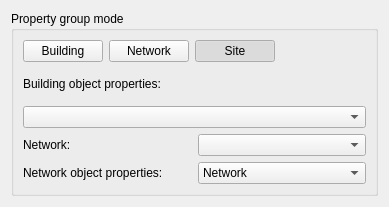
This is SIM-VICUS/src/SVPropModeSelectionWidget.ui in ghorwin/SIM-VICUS as Qt 5 draws it before an edit. The edited form follows.
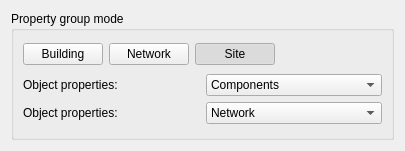
This is the edited form.

Commit message: network selection mode refactored.

Patch:
```diff
--- a/SIM-VICUS/src/SVPropModeSelectionWidget.ui
+++ b/SIM-VICUS/src/SVPropModeSelectionWidget.ui
@@ -6,8 +6,8 @@
    <rect>
     <x>0</x>
     <y>0</y>
-    <width>389</width>
-    <height>207</height>
+    <width>405</width>
+    <height>151</height>
    </rect>
   </property>
   <property name="windowTitle">
@@ -19,7 +19,26 @@
      <property name="title">
       <string>Property group mode</string>
      </property>
-     <layout class="QGridLayout" name="gridLayout_3">
+     <layout class="QGridLayout" name="gridLayout_2">
+      <item row="0" column="0">
+       <widget class="QPushButton" name="pushButtonBuilding">
+        <property name="text">
+         <string>Building</string>
+        </property>
+        <property name="checkable">
+         <bool>true</bool>
+        </property>
+        <property name="checked">
+         <bool>false</bool>
+        </property>
+        <property name="autoExclusive">
+         <bool>true</bool>
+        </property>
+        <property name="default">
+         <bool>false</bool>
+        </property>
+       </widget>
+      </item>
       <item row="0" column="1">
        <widget class="QPushButton" name="pushButtonNetwork">
         <property name="text">
@@ -33,6 +52,22 @@
         </property>
        </widget>
       </item>
+      <item row="0" column="2">
+       <widget class="QPushButton" name="pushButtonSite">
+        <property name="text">
+         <string>Site</string>
+        </property>
+        <property name="checkable">
+         <bool>true</bool>
+        </property>
+        <property name="checked">
+         <bool>true</bool>
+        </property>
+        <property name="autoExclusive">
+         <bool>true</bool>
+        </property>
+       </widget>
+      </item>
       <item row="0" column="3">
        <spacer name="horizontalSpacer">
         <property name="orientation">
@@ -46,38 +81,43 @@
         </property>
        </spacer>
       </item>
-      <item row="0" column="2">
-       <widget class="QPushButton" name="pushButtonSite">
-        <property name="text">
-         <string>Site</string>
-        </property>
-        <property name="checkable">
-         <bool>true</bool>
-        </property>
-        <property name="checked">
-         <bool>true</bool>
-        </property>
-        <property name="autoExclusive">
-         <bool>true</bool>
-        </property>
-       </widget>
-      </item>
-      <item row="2" column="0" colspan="4">
-       <layout class="QGridLayout" name="gridLayout_2">
+      <item row="1" column="0" colspan="4">
+       <layout class="QGridLayout" name="gridLayout">
         <item row="0" column="0">
-         <widget class="QLabel" name="labelNetwork">
+         <widget class="QLabel" name="labelBuildingProperties">
           <property name="text">
-           <string>Network:</string>
+           <string>Object properties:</string>
           </property>
          </widget>
         </item>
         <item row="0" column="1">
-         <widget class="QComboBox" name="comboBoxNetwork"/>
+         <widget class="QComboBox" name="comboBoxBuildingProperties">
+          <item>
+           <property name="text">
+            <string>Components</string>
+           </property>
+          </item>
+          <item>
+           <property name="text">
+            <string>Boundary conditions</string>
+           </property>
+          </item>
+          <item>
+           <property name="text">
+            <string>Surface materials</string>
+           </property>
+          </item>
+          <item>
+           <property name="text">
+            <string>Windows</string>
+           </property>
+          </item>
+         </widget>
         </item>
         <item row="1" column="0">
          <widget class="QLabel" name="labelNetworkProperties">
           <property name="text">
-           <string>Network object properties:</string>
+           <string>Object properties:</string>
           </property>
          </widget>
         </item>
@@ -102,39 +142,6 @@
         </item>
        </layout>
       </item>
-      <item row="0" column="0">
-       <widget class="QPushButton" name="pushButtonBuilding">
-        <property name="text">
-         <string>Building</string>
-        </property>
-        <property name="checkable">
-         <bool>true</bool>
-        </property>
-        <property name="checked">
-         <bool>false</bool>
-        </property>
-        <property name="autoExclusive">
-         <bool>true</bool>
-        </property>
-        <property name="default">
-         <bool>false</bool>
-        </property>
-       </widget>
-      </item>
-      <item row="1" column="0" colspan="4">
-       <layout class="QGridLayout" name="gridLayout">
-        <item row="0" column="0">
-         <widget class="QLabel" name="labelBuildingProperties">
-          <property name="text">
-           <string>Building object properties:</string>
-          </property>
-         </widget>
-        </item>
-        <item row="1" column="0">
-         <widget class="QComboBox" name="comboBoxBuildingProperties"/>
-        </item>
-       </layout>
-      </item>
      </layout>
     </widget>
    </item>
```
The commit also changes 7 other files.
